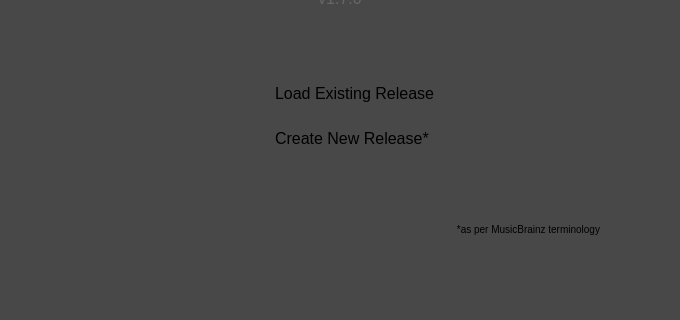
This is resources/ui/welcome_page.ui in Iconoclasteinc/tgit as Qt 5 draws it before an edit; both pictures show x 210 to 890 and y 296 to 616 of the 1100 by 744 pixel window. The edited form follows.
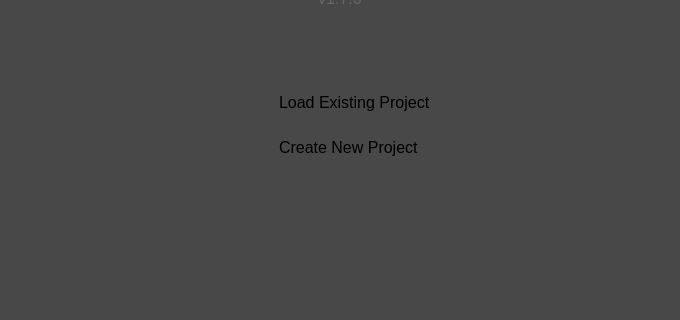
This is the edited form. Icons and pictures are not drawn.

Commit message: Change album to project.

Diff of the .ui file:
```diff
--- a/resources/ui/welcome_page.ui
+++ b/resources/ui/welcome_page.ui
@@ -169,7 +169,7 @@
             <string notr="true"/>
            </property>
            <property name="text">
-            <string>Create New Release*</string>
+            <string>Create New Project</string>
            </property>
           </widget>
          </item>
@@ -214,7 +214,7 @@
             <string notr="true"/>
            </property>
            <property name="text">
-            <string>Load Existing Release</string>
+            <string>Load Existing Project</string>
            </property>
            <property name="flat">
             <bool>false</bool>
@@ -237,21 +237,6 @@
         </property>
        </spacer>
       </item>
-      <item>
-       <widget class="QLabel" name="_footnote">
-        <property name="styleSheet">
-         <string notr="true">QLabel {
-	font-size: 10px;
-}</string>
-        </property>
-        <property name="text">
-         <string>*as per MusicBrainz terminology</string>
-        </property>
-        <property name="alignment">
-         <set>Qt::AlignBottom|Qt::AlignRight|Qt::AlignTrailing</set>
-        </property>
-       </widget>
-      </item>
      </layout>
     </widget>
    </item>
```
Left out of the diff: 16 changed lines with no effect on the pictures. The commit also changes 38 other files.
